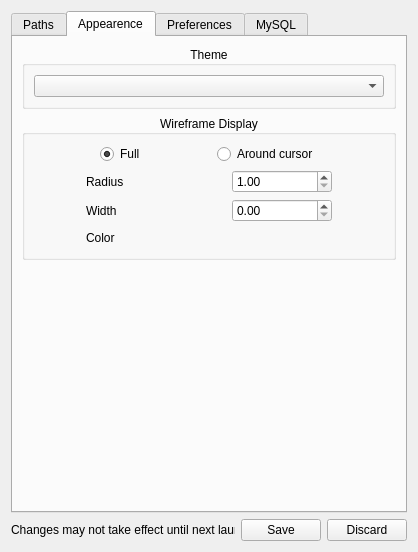
Old version of the form src/noggit/ui/SettingsPanel.ui in the repository Marlamin/noggit-red.
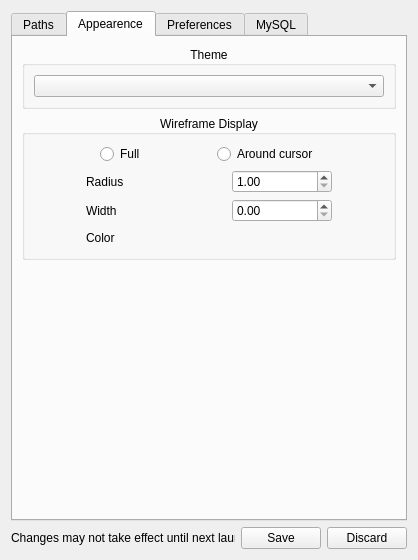
New version of the form. The open tabs and pages were chosen to show the change. Icons and pictures are not drawn. Custom widgets are drawn as their Qt base class.

Diff of the .ui file:
```diff
--- a/src/noggit/ui/SettingsPanel.ui
+++ b/src/noggit/ui/SettingsPanel.ui
@@ -7,7 +7,7 @@
     <x>0</x>
     <y>0</y>
     <width>418</width>
-    <height>552</height>
+    <height>560</height>
    </rect>
   </property>
   <property name="sizePolicy">
@@ -19,7 +19,7 @@
   <property name="minimumSize">
    <size>
     <width>418</width>
-    <height>0</height>
+    <height>560</height>
    </size>
   </property>
   <property name="maximumSize">
@@ -282,12 +282,6 @@
                     <property name="text">
                      <string>Full</string>
                     </property>
-                    <property name="checked">
-                     <bool>true</bool>
-                    </property>
-                    <property name="autoExclusive">
-                     <bool>false</bool>
-                    </property>
                     <attribute name="buttonGroup">
                      <string notr="true">_wireframe_type_group</string>
                     </attribute>
```
Left out of the diff: 6 changed lines with no effect on the pictures.
